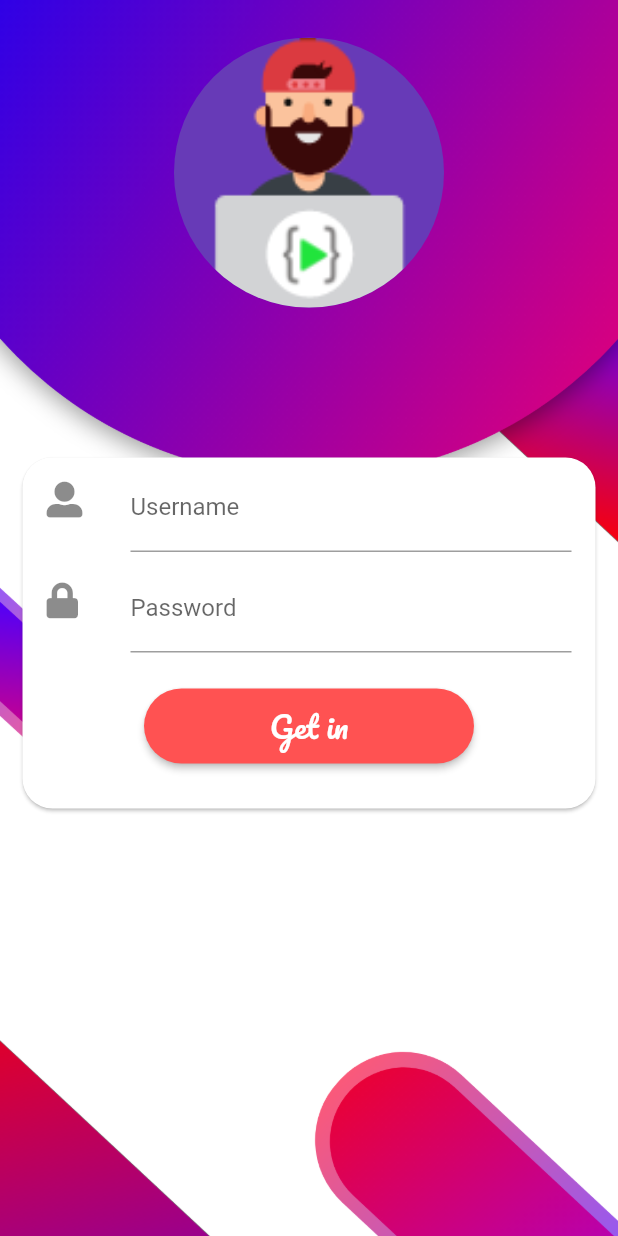
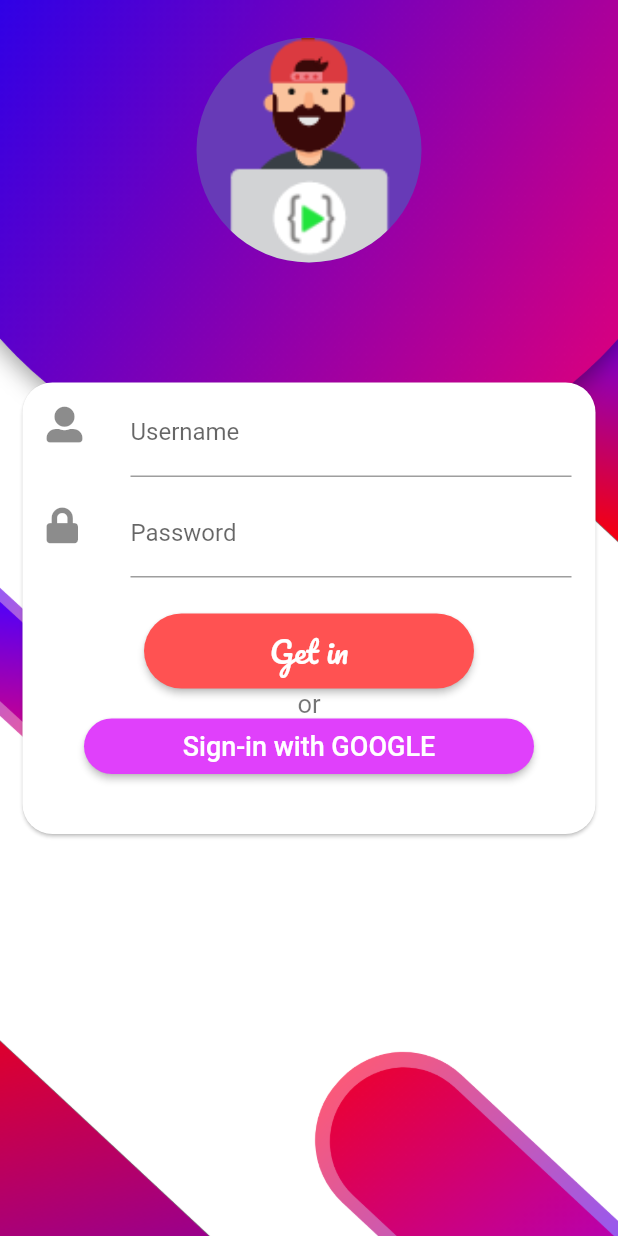
Before and after one commit to Ujjawalmaurya/ProjectDigishala, a Flutter app: the StudentLoginScreen screen opened by its route, on a phone screen of 412 x 824 dp. Run offline on Flutter 3.47's test engine with Material 2 defaults, Android fonts, the phone set to English and light mode, and no system bars; our stand-ins replace firebase_auth, font_awesome_flutter, youtube_player_flutter; accounts and stored records are empty.

Commit message:
button added

```diff
--- a/lib/student/stuLoginPage.dart
+++ b/lib/student/stuLoginPage.dart
@@ -48,12 +48,12 @@ class _StudentLoginScreenState extends State<StudentLoginScreen> {
                     tag: 'logo',
                     child: CircleAvatar(
                       backgroundColor: Colors.deepPurple,
-                      radius: 90.0,
+                      radius: 75.0,
                       backgroundImage: kLogoAsset,
                     ),
                   ),
                   SizedBox(
-                    height: 85.0,
+                    height: 65.0,
                   ),
                   SingleChildScrollView(
                     child: Form(
@@ -80,7 +80,7 @@ class _StudentLoginScreenState extends State<StudentLoginScreen> {
                                     InputDecoration(labelText: "Username"),
                                 onSaved: (input) {
                                   setState(() {
-                                    email = input;
+                                    email = input + '@um.um';
                                   });
                                   print(this.email);
                                 },
@@ -110,6 +110,11 @@ class _StudentLoginScreenState extends State<StudentLoginScreen> {
                             Padding(
                               padding: EdgeInsets.all(10.0),
                             ),
+                            Column(
+                              children: [
+                                ////===============////
+                                //Get in button
+                                ////===============////
                                 Container(
                                   height: 50.0,
                                   width: 220.0,
@@ -149,7 +154,43 @@ class _StudentLoginScreenState extends State<StudentLoginScreen> {
                                     ),
                                   ),
                                 ),
-                            Padding(padding: EdgeInsets.all(15.0))
+                                SizedBox(
+                                  height: 20.0,
+                                  child: Text(
+                                    'or',
+                                    style: TextStyle(
+                                      color: Colors.black54,
+                                      fontSize: 17.0,
+                                      fontWeight: FontWeight.w400,
+                                    ),
+                                  ),
+                                ),
+                                ////===========================////
+                                //Sign in with Google Button
+                                ////===========================////
+                                Container(
+                                  height: 37.0,
+                                  width: 300.0,
+                                  child: RaisedButton(
+                                    onPressed: () {},
+                                    color: Colors.purpleAccent,
+                                    splashColor: Colors.deepPurpleAccent,
+                                    child: Text(
+                                      "Sign-in with GOOGLE",
+                                      style: TextStyle(
+                                        fontSize: 18.0,
+                                        color: Colors.white,
+                                        // fontFamily: 'Pacifico',
+                                      ),
+                                    ),
+                                    shape: RoundedRectangleBorder(
+                                      borderRadius: BorderRadius.circular(25.0),
+                                    ),
+                                  ),
+                                ),
+                              ],
+                            ),
+                            Padding(padding: EdgeInsets.all(20.0))
                           ],
                         ),
                       ),
```
Lines whose indentation alone changed are shown as unchanged.
